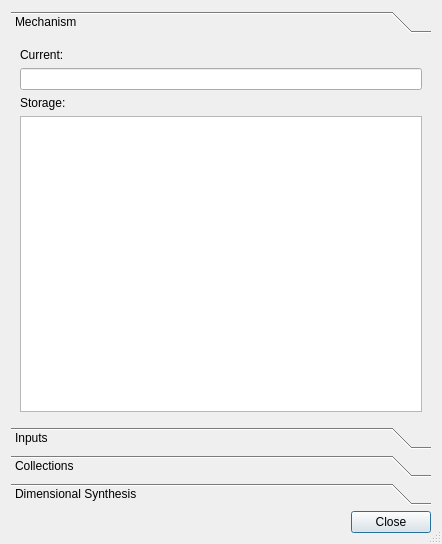
KmolYuan/Pyslvs-UI, file pyslvs_ui/io/overview.ui: the form before one commit.
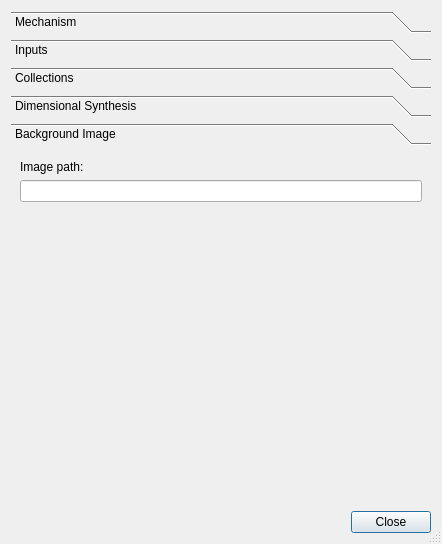
The form after the commit. The open tabs and pages were chosen to show the change. Icons and pictures are not drawn.

Commit message: Update background image path on overview dialog.

Diff of the .ui file:
```diff
--- a/pyslvs_ui/io/overview.ui
+++ b/pyslvs_ui/io/overview.ui
@@ -29,7 +29,7 @@
         <x>0</x>
         <y>0</y>
         <width>420</width>
-        <height>345</height>
+        <height>310</height>
        </rect>
       </property>
       <attribute name="icon">
@@ -189,6 +189,44 @@
        </item>
       </layout>
      </widget>
+     <widget class="QWidget" name="page">
+      <attribute name="icon">
+       <iconset resource="../icons.qrc">
+        <normaloff>:/icons/picture.png</normaloff>:/icons/picture.png</iconset>
+      </attribute>
+      <attribute name="label">
+       <string>Background Image</string>
+      </attribute>
+      <layout class="QVBoxLayout" name="verticalLayout_8">
+       <item>
+        <widget class="QLabel" name="image_path_label">
+         <property name="text">
+          <string>Image path:</string>
+         </property>
+        </widget>
+       </item>
+       <item>
+        <widget class="QLineEdit" name="image_path">
+         <property name="readOnly">
+          <bool>true</bool>
+         </property>
+        </widget>
+       </item>
+       <item>
+        <spacer name="verticalSpacer">
+         <property name="orientation">
+          <enum>Qt::Vertical</enum>
+         </property>
+         <property name="sizeHint" stdset="0">
+          <size>
+           <width>20</width>
+           <height>40</height>
+          </size>
+         </property>
+        </spacer>
+       </item>
+      </layout>
+     </widget>
     </widget>
    </item>
    <item>
```
Left out of the diff: 6 changed lines with no effect on the pictures. The commit also changes 5 other files.
